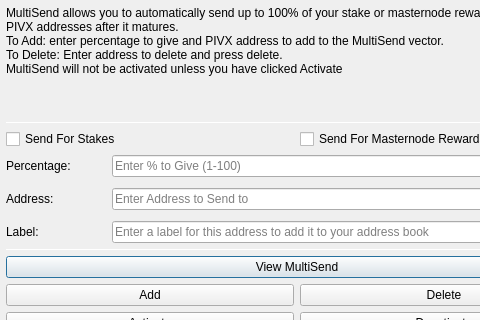
Old version of the form src/qt/forms/multisenddialog.ui in the repository phoenixkonsole/transcendence; both pictures show x 0 to 480 and y 0 to 320 of the 594 by 526 pixel window.
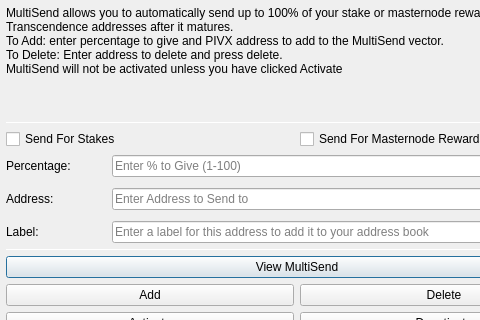
New version of the form. Icons and pictures are not drawn.

The edit to the form file:
```diff
--- a/src/qt/forms/multisenddialog.ui
+++ b/src/qt/forms/multisenddialog.ui
@@ -28,7 +28,7 @@
         <number>1</number>
        </property>
        <property name="text">
-        <string>MultiSend allows you to automatically send up to 100% of your stake or masternode reward to a list of other PIVX addresses after it matures.
+        <string>MultiSend allows you to automatically send up to 100% of your stake or masternode reward to a list of other Transcendence addresses after it matures.
 To Add: enter percentage to give and PIVX address to add to the MultiSend vector.
 To Delete: Enter address to delete and press delete.
 MultiSend will not be activated unless you have clicked Activate</string>
```
